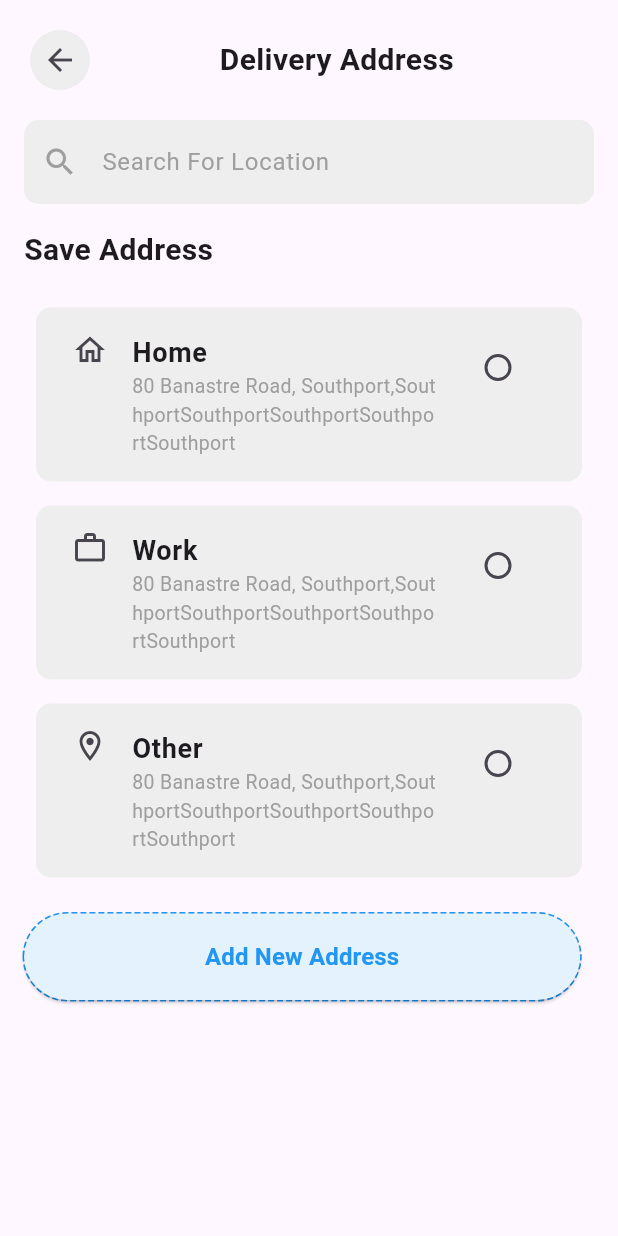
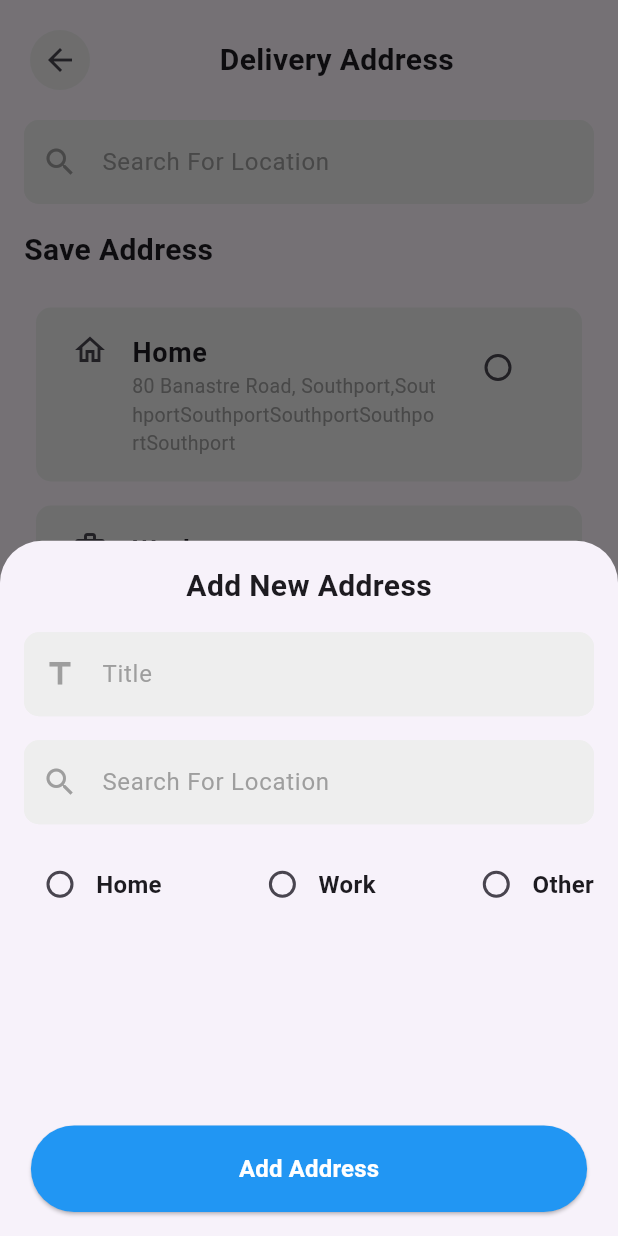
Before and after one commit to faisal-abdelnase/supermarket-delivery, a Flutter app: the DeliveryAddressView screen opened by its route, after a tap on "Add New Address", on a phone screen of 412 x 824 dp. Run offline on Flutter 3.47's test engine with Material 3 defaults, Android fonts, the phone set to English and light mode, and no system bars; drawn by our look-alikes of dotted_border; our stand-ins replace curved_navigation_bar, flutter_rating_bar, font_awesome_flutter, percent_indicator, pin_code_fields, shared_preferences; accounts and stored records are empty.

Commit message:
add new address bottom sheet

```diff
--- a/lib/features/Auth/presentation/view/forgot_password.dart
+++ b/lib/features/Auth/presentation/view/forgot_password.dart
@@ -12,8 +12,7 @@ class ForgotPassword extends StatelessWidget {
 
   @override
   Widget build(BuildContext context) {
-    final screenWidth = MediaQuery.of(context).size.width;
-    final screenHeight = MediaQuery.of(context).size.height;
+
     return Scaffold(
       body: SafeArea(
         top: true,
@@ -44,8 +43,6 @@ class ForgotPassword extends StatelessWidget {
                 onPressed: () {
                   Navigator.of(context).pushNamed(OtpPage.otpPageId);
                 },
-                screenWidth: screenWidth,
-                screenHeight: screenHeight,
                 text: "Send Code",),
 
               SizedBox(height: 30,),
--- a/lib/features/Auth/presentation/view/otp_page.dart
+++ b/lib/features/Auth/presentation/view/otp_page.dart
@@ -11,8 +11,6 @@ class OtpPage extends StatelessWidget {
 
   @override
   Widget build(BuildContext context) {
-    final screenWidth = MediaQuery.of(context).size.width;
-    final screenHeight = MediaQuery.of(context).size.height;
     return Scaffold(
       body: SafeArea(
         top: true,
@@ -60,8 +58,6 @@ class OtpPage extends StatelessWidget {
                 onPressed: () {
                   Navigator.of(context).pushNamed(ResetPassowrd.resetPasswordId);
                 },
-                screenWidth: screenWidth,
-                screenHeight: screenHeight,
                 text: "verify",),
 
               SizedBox(height: 30,),
--- a/lib/features/Auth/presentation/view/reset_passowrd.dart
+++ b/lib/features/Auth/presentation/view/reset_passowrd.dart
@@ -12,8 +12,6 @@ class ResetPassowrd extends StatelessWidget {
 
   @override
   Widget build(BuildContext context) {
-    final screenWidth = MediaQuery.of(context).size.width;
-    final screenHeight = MediaQuery.of(context).size.height;
     TextEditingController passwordController = TextEditingController();
     TextEditingController confirmPasswordController = TextEditingController();
     return Scaffold(
@@ -64,8 +62,6 @@ class ResetPassowrd extends StatelessWidget {
                       );
                   }
                 },
-                screenWidth: screenWidth,
-                screenHeight: screenHeight,
                 text: "Reset Password",),
 
               SizedBox(height: 30,),
--- a/lib/features/Auth/presentation/view/sign_in.dart
+++ b/lib/features/Auth/presentation/view/sign_in.dart
@@ -26,8 +26,7 @@ class _SignInPageState extends State<SignInPage> {
 
   @override
   Widget build(BuildContext context) {
-    final screenWidth = MediaQuery.of(context).size.width;
-    final screenHeight = MediaQuery.of(context).size.height;
+
     TextEditingController passwordController = TextEditingController();
     return Scaffold(
       body: SafeArea(
@@ -109,8 +108,6 @@ class _SignInPageState extends State<SignInPage> {
                         onPressed: () {
                           Navigator.pushNamed(context, HomeView.homeId);
                         },
-                        screenWidth: screenWidth,
-                        screenHeight: screenHeight,
                         text: "Sign In",),
 
                       SizedBox(height: 30,),
--- a/lib/features/Auth/presentation/view/sign_up.dart
+++ b/lib/features/Auth/presentation/view/sign_up.dart
@@ -23,8 +23,6 @@ class _SignUpPageState extends State<SignUpPage> {
 
   @override
   Widget build(BuildContext context) {
-    final screenWidth = MediaQuery.of(context).size.width;
-    final screenHeight = MediaQuery.of(context).size.height;
     TextEditingController passwordController = TextEditingController();
     return Scaffold(
       body: SafeArea(
@@ -83,8 +81,6 @@ class _SignUpPageState extends State<SignUpPage> {
 
                       CustomElvatedButton(
                         onPressed: () {},
-                        screenWidth: screenWidth,
-                        screenHeight: screenHeight,
                         text: "Sign Up",),
                       SizedBox(height: 30,),
                       CustomDividerOR(),
--- a/lib/features/home/presentation/view/search_by_filter.dart
+++ b/lib/features/home/presentation/view/search_by_filter.dart
@@ -14,8 +14,6 @@ class SearchByFilter extends StatelessWidget {
 
   @override
   Widget build(BuildContext context) {
-    final screenWidth = MediaQuery.of(context).size.width;
-    final screenHeight = MediaQuery.of(context).size.height;
     return MultiProvider(
       providers: [
         ChangeNotifierProvider(
@@ -42,7 +40,7 @@ class SearchByFilter extends StatelessWidget {
 
                 SizedBox(height: 32,),
 
-                CustomElvatedButton(screenWidth: screenWidth, screenHeight: screenHeight, text: "Apply Filter", onPressed: (){}),
+                CustomElvatedButton(text: "Apply Filter", onPressed: (){}),
 
               ],
             ),
--- a/lib/features/payment/data/model/save_address_model.dart
+++ b/lib/features/payment/data/model/save_address_model.dart
@@ -9,7 +9,7 @@ class AddressModel {
   AddressModel({required this.title, required this.address, required this.icon});
 
 
-  static List<AddressModel> saveAddress = [
+  static List<AddressModel> addressList = [
   AddressModel(
     title: "Home",
     address: "80 Banastre Road, Southport,SouthportSouthportSouthportSouthportSouthport",
--- a/lib/features/payment/presentation/view/checkout_view.dart
+++ b/lib/features/payment/presentation/view/checkout_view.dart
@@ -14,8 +14,6 @@ class CheckoutView extends StatelessWidget {
 
   @override
   Widget build(BuildContext context) {
-    final screenWidth = MediaQuery.of(context).size.width;
-    final screenHeight = MediaQuery.of(context).size.height;
     return Scaffold(
       body: SafeArea(
         top: true,
@@ -80,8 +78,6 @@ class CheckoutView extends StatelessWidget {
                   ResetCart(),
 
                   CustomElvatedButton(
-                  screenWidth: screenWidth,
-                  screenHeight: screenHeight,
                   text: "Place Order",
                   onPressed: (){
 
--- a/lib/features/payment/presentation/view/delivery_address_view.dart
+++ b/lib/features/payment/presentation/view/delivery_address_view.dart
@@ -1,15 +1,24 @@
 
 import 'package:flutter/material.dart';
 import 'package:super_market_app/core/utils/widgets/custom_arrow_back_button.dart';
+import 'package:super_market_app/core/utils/widgets/custom_elvated_button.dart';
 import 'package:super_market_app/features/payment/presentation/view/widgets/custom_dotted_border_button.dart';
+import 'package:super_market_app/features/payment/presentation/view/widgets/new_address_bottom_sheet.dart';
 import 'package:super_market_app/features/payment/presentation/view/widgets/save_address.dart';
-import 'package:super_market_app/features/payment/presentation/view/widgets/search_location.dart';
+import 'package:super_market_app/features/payment/presentation/view/widgets/location_text_field.dart';
 
-class DeliveryAddressView extends StatelessWidget {
+class DeliveryAddressView extends StatefulWidget {
   const DeliveryAddressView({super.key});
 
   static String addressViewID = "/address view id";
 
+  @override
+  State<DeliveryAddressView> createState() => _DeliveryAddressViewState();
+}
+
+class _DeliveryAddressViewState extends State<DeliveryAddressView> {
+
+  TextEditingController locationController = TextEditingController();
   @override
   Widget build(BuildContext context) {
 
@@ -36,13 +45,25 @@ class DeliveryAddressView extends StatelessWidget {
                   ],
                 ),
 
-                SearchLocation(),
+                LocationTextField(
+                  controller: locationController,
+                  hintText: "Search For Location",
+                  icon: Icons.search,
+                ),
 
                 Text("Save Address", style: TextStyle(fontSize: 20, fontWeight: FontWeight.bold),),
 
                 SaveAddress(),
 
-                CustomDottedBorderButton(),
+                CustomDottedBorderButton(
+                  onPressed: () {
+                    addAddressBottomSheet(context);
+                  },
+                ),
+
+                SizedBox(height: 64,),
+
+                CustomElvatedButton(text: "Apply", onPressed: (){}),
 
 
               ],
@@ -50,6 +71,17 @@ class DeliveryAddressView extends StatelessWidget {
           ),
         ),
       ),
+
+
+
     );
   }
+
+  Future<dynamic> addAddressBottomSheet(BuildContext context) {
+    return showModalBottomSheet(
+            context: context,
+            builder: (context){
+              return NewAddressBottomSheet();
+            });
+  }
 }
--- a/lib/features/payment/presentation/view/my_cart.dart
+++ b/lib/features/payment/presentation/view/my_cart.dart
@@ -15,8 +15,6 @@ class MyCart extends StatelessWidget {
 
   @override
   Widget build(BuildContext context) {
-    final screenWidth = MediaQuery.of(context).size.width;
-    final screenHeight = MediaQuery.of(context).size.height;
     return Scaffold(
       body: SafeArea(
         top: true,
@@ -55,8 +53,6 @@ class MyCart extends StatelessWidget {
                 ResetCart(),
 
                 CustomElvatedButton(
-                  screenWidth: screenWidth,
-                  screenHeight: screenHeight,
                   text: "Check Out",
                   onPressed: (){
                     Navigator.pushNamed(context, CheckoutView.checkoutId);
--- a/lib/features/payment/presentation/view/widgets/custom_dotted_border_button.dart
+++ b/lib/features/payment/presentation/view/widgets/custom_dotted_border_button.dart
@@ -3,8 +3,10 @@ import 'package:flutter/material.dart';
 
 class CustomDottedBorderButton extends StatelessWidget {
   const CustomDottedBorderButton({
-    super.key,
+    super.key, required this.onPressed,
   });
+
+  final void Function() onPressed;
 
   @override
   Widget build(BuildContext context) {
@@ -25,7 +27,7 @@ class CustomDottedBorderButton extends StatelessWidget {
           foregroundColor: Colors.blue,
 
         ),
-        onPressed: (){},
+        onPressed: onPressed,
         child: Text("Add New Address",
         style: TextStyle(
           fontWeight: FontWeight.bold,
--- a/lib/features/payment/presentation/view/widgets/search_location.dart
+++ b/lib/features/payment/presentation/view/widgets/location_text_field.dart
@@ -1,13 +1,18 @@
 import 'package:flutter/material.dart';
 
-class SearchLocation extends StatelessWidget {
-  const SearchLocation({super.key});
+class LocationTextField extends StatelessWidget {
+  const LocationTextField({super.key, required this.hintText, required this.icon, required this.controller});
+
+  final String hintText;
+  final IconData icon;
+  final TextEditingController controller;
 
   @override
   Widget build(BuildContext context) {
     return TextField(
+      controller: controller,
       decoration: InputDecoration(
-        hintText: "Search For Location",
+        hintText: hintText,
         hintStyle: TextStyle(
           color: Colors.grey,
           fontSize: 16,
@@ -25,7 +30,7 @@ class SearchLocation extends StatelessWidget {
         ),
 
 
-        prefixIcon: Icon(Icons.search, color: Colors.grey,),
+        prefixIcon: Icon(icon, color: Colors.grey,),
       ),
     );
   }
--- /dev/null
+++ b/lib/features/payment/presentation/view/widgets/new_address_bottom_sheet.dart
@@ -0,0 +1,108 @@
+import 'package:flutter/material.dart';
+import 'package:super_market_app/core/utils/widgets/custom_elvated_button.dart';
+import 'package:super_market_app/features/payment/data/model/save_address_model.dart';
+import 'package:super_market_app/features/payment/presentation/view/widgets/location_text_field.dart';
+
+class NewAddressBottomSheet extends StatelessWidget {
+  const NewAddressBottomSheet({
+    super.key,
+  });
+
+  @override
+  Widget build(BuildContext context) {
+    String groupValue = "not Select";
+    TextEditingController titleController = TextEditingController();
+    TextEditingController addressController = TextEditingController();
+    return StatefulBuilder(
+      builder: (context, setState) {
+        return  Container(
+          padding: EdgeInsets.all(16),
+          child: Column(
+            spacing: 16,
+            children: [
+
+              Text("Add New Address", style: TextStyle(fontSize: 20, fontWeight: FontWeight.bold),),
+              LocationTextField(
+                controller: titleController,
+                hintText: "Title",
+                icon: Icons.title),
+
+                LocationTextField(
+                  controller: addressController,
+                  hintText: "Search For Location",
+                  icon: Icons.search),
+
+
+              Row(
+                mainAxisAlignment: MainAxisAlignment.spaceBetween,
+                children: [
+                  Row(
+                    children: [
+
+                      Radio(
+                        value: "Home",
+                        groupValue: groupValue,
+                        onChanged: (value){
+                          setState(() {
+                            groupValue = value!;
+                          });
+                        }),
+                        Text("Home", style: TextStyle(fontSize: 16, fontWeight: FontWeight.bold),),
+                    ],
+                  ),
+
+                  Row(
+                    children: [
+
+                      Radio(
+                        value: "Work",
+                        groupValue: groupValue,
+                        onChanged: (value){
+                          setState(() {
+                            groupValue = value!;
+                          });
+                        }),
+                        Text("Work", style: TextStyle(fontSize: 16, fontWeight: FontWeight.bold),),
+                    ],
+                  ),
+
+
+                    Row(
+                    children: [
+
+                      Radio(
+                        value: "Other",
+                        groupValue: groupValue,
+                        onChanged: (value){
+                          setState(() {
+                            groupValue = value!;
+                          });
+                        }),
+                        Text("Other", style: TextStyle(fontSize: 16, fontWeight: FontWeight.bold),),
+                    ],
+                  ),
+                ],
+              ),
+
+              Spacer(),
+
+              CustomElvatedButton(
+                text: "Add Address",
+                onPressed: (){
+                  AddressModel.addressList.add(
+                    AddressModel(
+                      title: titleController.text,
+                      address: addressController.text,
+                      icon: groupValue == "Home" ? Icons.home_outlined : groupValue == "Work" ? Icons.work_outline : Icons.location_on_outlined,
+                    ),
+                  );
+                  Navigator.pop(context);
+                })
+            ],
+          ),
+        );
+
+      },
+    );
+  }
+}
--- a/lib/features/payment/presentation/view/widgets/save_address.dart
+++ b/lib/features/payment/presentation/view/widgets/save_address.dart
@@ -19,8 +19,9 @@ class _SaveAddressState extends State<SaveAddress> {
   @override
   Widget build(BuildContext context) {
     return ListView.builder(
+      physics: NeverScrollableScrollPhysics(),
       shrinkWrap: true,
-      itemCount: 3,
+      itemCount: AddressModel.addressList.length,
       itemBuilder: (context, index) {
         return  Container(
         padding: EdgeInsets.all(8),
@@ -31,10 +32,10 @@ class _SaveAddressState extends State<SaveAddress> {
         ),
         child: ListTile(
           isThreeLine: true,
-          leading: Icon(AddressModel.saveAddress[index].icon),
-          title: Text(AddressModel.saveAddress[index].title,
+          leading: Icon(AddressModel.addressList[index].icon),
+          title: Text(AddressModel.addressList[index].title,
           style: TextStyle(fontSize: 18, fontWeight: FontWeight.bold),),
-          subtitle: Text(AddressModel.saveAddress[index].address,
+          subtitle: Text(AddressModel.addressList[index].address,
           style: TextStyle(fontSize: 13, color: Colors.grey),),
           trailing: Radio(
             activeColor: Colors.blue,
```
Also changed, not shown: lib/core/utils/widgets/custom_elvated_button.dart (+4 -5 lines).
